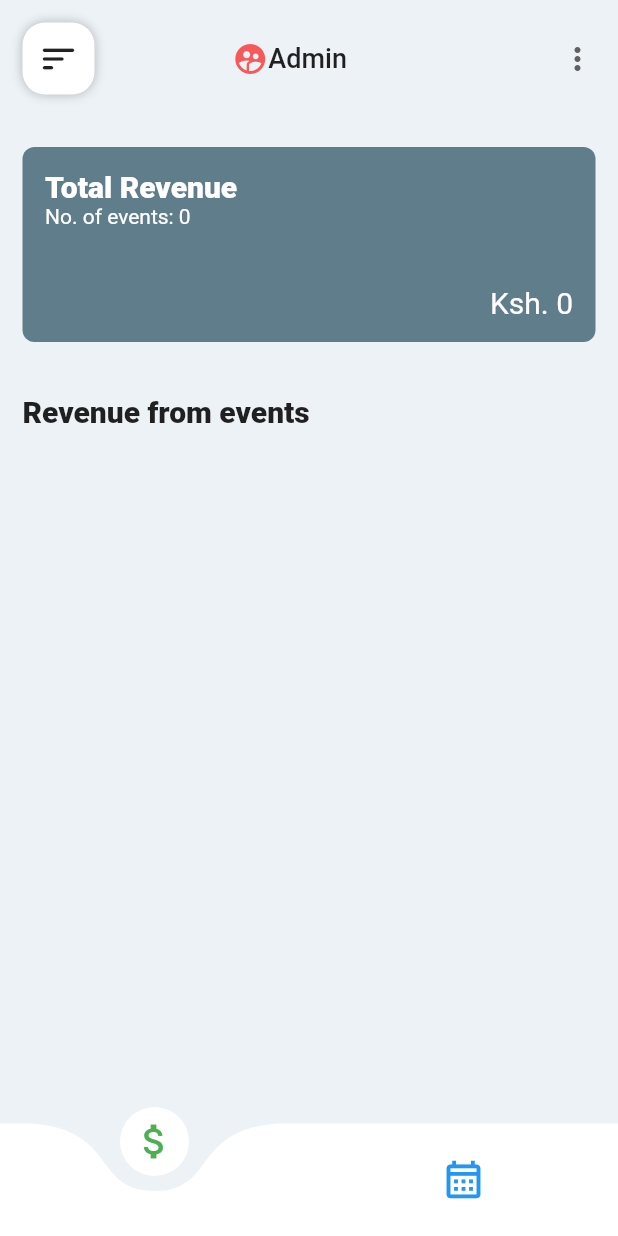
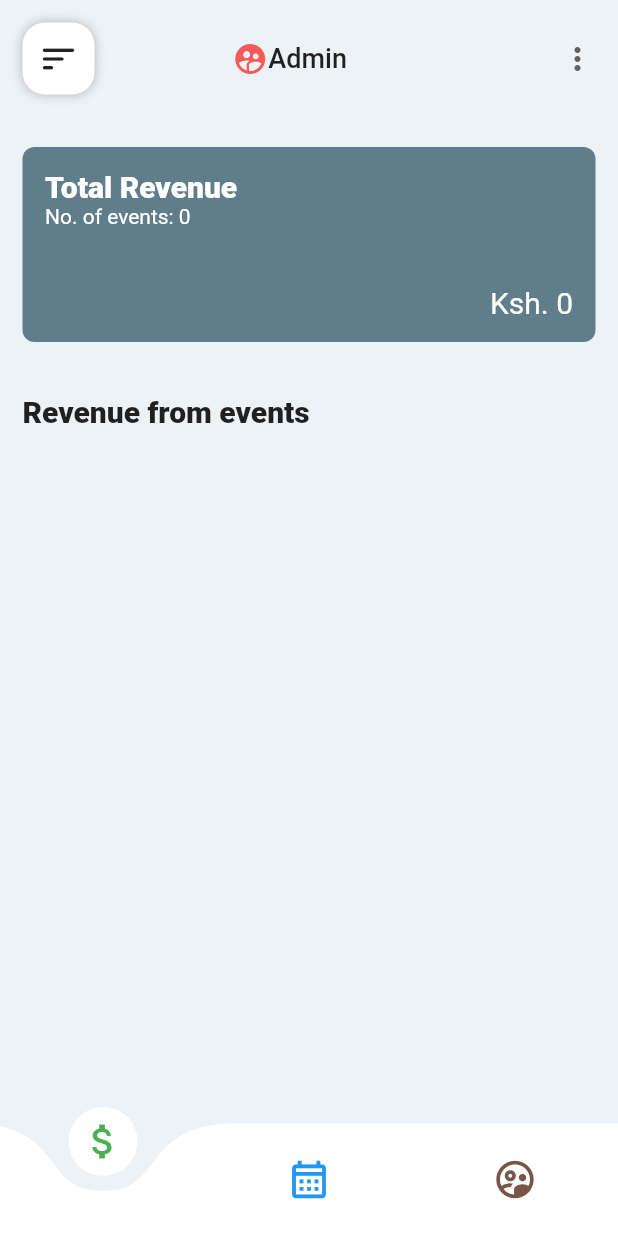
Before and after one commit to njogubless/HikersAfrique, a Flutter app: the AdminHome screen opened directly, on a phone screen of 412 x 824 dp. Run offline on Flutter 3.47's test engine with Material 2 defaults, Android fonts, the phone set to English and light mode, and no system bars; drawn by our look-alikes of curved_navigation_bar; our stand-ins replace cloud_firestore, email_validator, firebase_auth, firebase_core, flutter_spinkit, pdf and 1 more; accounts and stored records are empty.

Commit message:
Add user section button

```diff
--- a/lib/widgets/admin_bottombar.dart
+++ b/lib/widgets/admin_bottombar.dart
@@ -45,6 +45,11 @@ class _AdminBottomNavBarState extends State<AdminBottomNavBar> {
           size: 30.0,
           color: Colors.blue,
         ),
+        Icon(
+          Icons.supervised_user_circle_outlined,
+          size: 30.0,
+          color: Colors.brown,
+        ),
       ],
     );
   }
```
